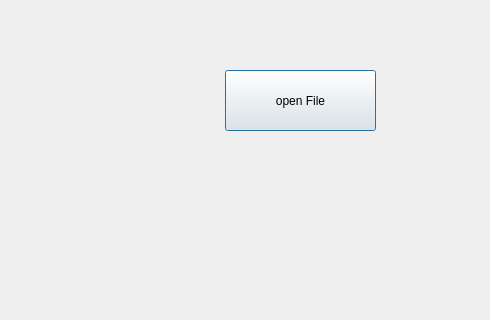
Before: the Qt Designer form study/PyQt/withopencv/withopencv.ui in beanwork/dev_ws3, drawn with Qt 5; both pictures show x 485 to 975 and y 0 to 320 of the 975 by 586 pixel window.
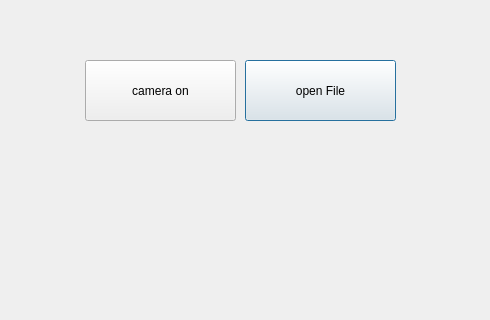
After: the same form once the commit is applied.

Commit message: add cameraon/off

Diff of the .ui file:
```diff
--- a/study/PyQt/withopencv/withopencv.ui
+++ b/study/PyQt/withopencv/withopencv.ui
@@ -16,8 +16,8 @@
   <widget class="QPushButton" name="open_File">
    <property name="geometry">
     <rect>
-     <x>710</x>
-     <y>70</y>
+     <x>730</x>
+     <y>60</y>
      <width>151</width>
      <height>61</height>
     </rect>
@@ -39,6 +39,19 @@
     <string>TextLabel</string>
    </property>
   </widget>
+  <widget class="QPushButton" name="camerabtn">
+   <property name="geometry">
+    <rect>
+     <x>570</x>
+     <y>60</y>
+     <width>151</width>
+     <height>61</height>
+    </rect>
+   </property>
+   <property name="text">
+    <string>camera on</string>
+   </property>
+  </widget>
  </widget>
  <resources/>
  <connections/>
```
The commit also changes 1 other file.
